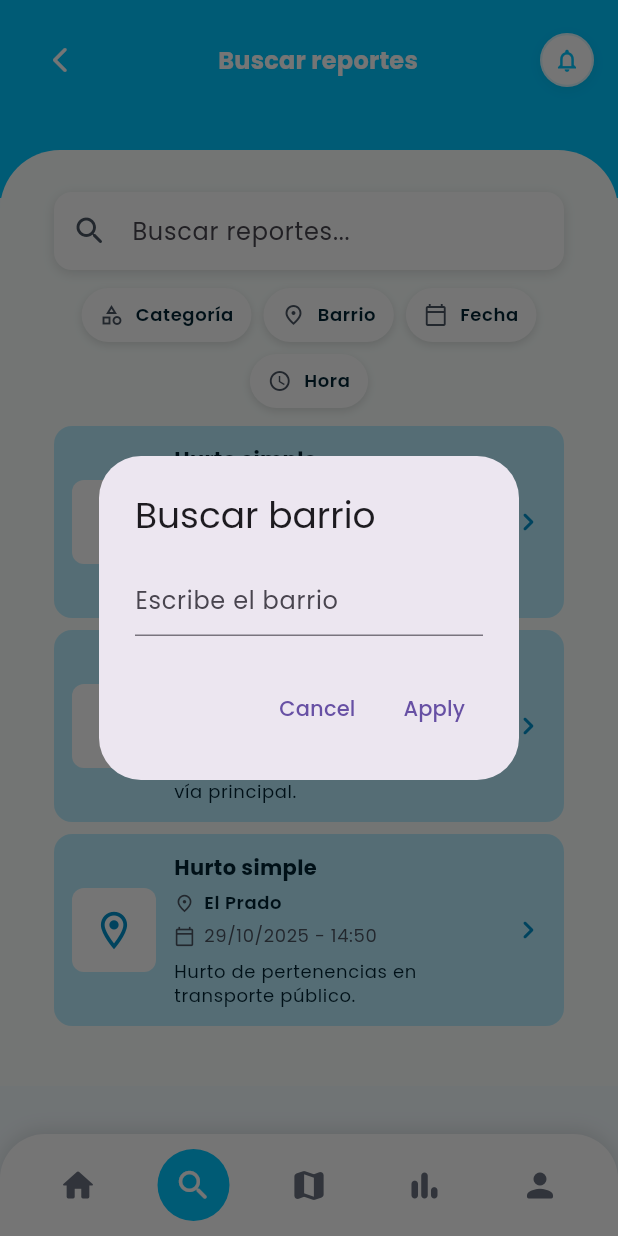
After one commit to JavierS2/safe-map-app, a Flutter app: the ReportSearchScreen screen opened by its route, after a tap on "Barrio", on a phone screen of 412 x 824 dp. The commit adds this screen. Run offline on Flutter 3.47's test engine with Material 3 defaults, Android fonts, the phone set to English and light mode, and no system bars; our stand-ins replace google_fonts.

Commit message:
feat(searchreport): Create report search screen with the widgets

```diff
--- a/lib/config/routes.dart
+++ b/lib/config/routes.dart
@@ -8,6 +8,7 @@ import 'package:safe_map_application/screens/splash/splash.dart';
 import 'package:safe_map_application/screens/welcome/welcome.dart';
 import 'package:safe_map_application/screens/home/home_screen.dart';
 import 'package:safe_map_application/screens/report/create_report_screen.dart';
+import 'package:safe_map_application/screens/report/report_search_screen.dart';
 
 class AppRoutes {
   // Rutas nombradas
@@ -19,6 +20,7 @@ class AppRoutes {
   static const newPassword = '/new-password';
   static const home = '/home';
   static const createReport = '/create-report';
+  static const reportSearch = '/report-search';
 
   static Route<dynamic> generateRoute(RouteSettings settings) {
     switch (settings.name) {
@@ -63,6 +65,11 @@ class AppRoutes {
           builder: (_) => const CreateReportScreen(),
         );
 
+      case reportSearch:
+        return MaterialPageRoute(
+          builder: (_) => const ReportSearchScreen(),
+        );
+
       default:
         return MaterialPageRoute(
           builder: (_) => Scaffold(
--- /dev/null
+++ b/lib/screens/report/report_search_screen.dart
@@ -0,0 +1,309 @@
+import 'package:flutter/material.dart';
+import '../../theme/app_colors.dart';
+import '../../widgets/safe_bottom_nav_bar.dart';
+import '../../config/routes.dart';
+import 'widgets/report_search_bar.dart';
+import 'widgets/report_header.dart';
+import 'widgets/report_result_card.dart';
+import 'widgets/report_filters.dart';
+import 'widgets/report_list.dart';
+
+class ReportSearchScreen extends StatefulWidget {
+  const ReportSearchScreen({super.key});
+
+  @override
+  State<ReportSearchScreen> createState() => _ReportSearchScreenState();
+}
+
+class _ReportSearchScreenState extends State<ReportSearchScreen> {
+  final TextEditingController _searchController = TextEditingController();
+
+  final List<Map<String, String>> _allReports = [
+    {
+      'neighborhood': 'El Líbano',
+      'dateTime': '30/10/2025 - 07:20',
+      'type': 'Hurto simple',
+      'description': 'Arrebato de celular en zona turística cerca al parque.',
+    },
+    {
+      'neighborhood': 'Mamatoco',
+      'dateTime': '29/10/2025 - 20:15',
+      'type': 'Robo violento',
+      'description': 'Intento de robo con arma en la vía principal.',
+    },
+    {
+      'neighborhood': 'El Prado',
+      'dateTime': '29/10/2025 - 14:50',
+      'type': 'Hurto simple',
+      'description': 'Hurto de pertenencias en transporte público.',
+    },
+  ];
+
+  List<Map<String, String>> _filtered = [];
+  String? _selectedCategory;
+  String? _selectedNeighborhood;
+  String? _selectedNeighborhoodFilter;
+  DateTime? _selectedDate;
+  TimeOfDay? _selectedTime;
+  String _normalizedQuery = '';
+
+  String _normalize(String? s) {
+    if (s == null) return '';
+    // trim, collapse multiple spaces and lowercase for stable comparisons
+    var collapsed = s.trim().replaceAll(RegExp(r"\s+"), ' ').toLowerCase();
+
+    // remove common diacritics (Spanish/Latin) so searches ignore accents
+    const Map<String, String> _diacriticsMap = {
+      'á': 'a', 'à': 'a', 'ä': 'a', 'â': 'a', 'ã': 'a', 'å': 'a', 'ā': 'a',
+      'é': 'e', 'è': 'e', 'ë': 'e', 'ê': 'e', 'ē': 'e', 'ė': 'e',
+      'í': 'i', 'ì': 'i', 'ï': 'i', 'î': 'i', 'ī': 'i',
+      'ó': 'o', 'ò': 'o', 'ö': 'o', 'ô': 'o', 'õ': 'o', 'ō': 'o',
+      'ú': 'u', 'ù': 'u', 'ü': 'u', 'û': 'u', 'ū': 'u',
+      'ñ': 'n', 'ç': 'c', 'ý': 'y', 'ÿ': 'y',
+      'œ': 'oe', 'æ': 'ae'
+    };
+
+    _diacriticsMap.forEach((k, v) {
+      collapsed = collapsed.replaceAll(k, v);
+    });
+
+    // remove punctuation and other non-alphanumeric chars to make contains() checks reliable
+    collapsed = collapsed.replaceAll(RegExp(r'[^a-z0-9\s]'), '');
+
+    return collapsed;
+  }
+
+  @override
+  void initState() {
+    super.initState();
+    _filtered = List.from(_allReports);
+  }
+
+  void _onSearchChanged(String q) {
+    _normalizedQuery = _normalize(q);
+    _applyFilters();
+  }
+
+  void _applyFilters() {
+    final query = _normalizedQuery.isNotEmpty ? _normalizedQuery : _normalize(_searchController.text);
+
+    setState(() {
+      _filtered = _allReports.where((r) {
+        // search query across fields
+        if (query.isNotEmpty) {
+          // explicitly check the important fields so description is always included
+          final title = _normalize(r['type']);
+          final neighborhood = _normalize(r['neighborhood']);
+          final dateTime = _normalize(r['dateTime']);
+          final description = _normalize(r['description']);
+
+          final matchesQuery = title.contains(query) ||
+              neighborhood.contains(query) ||
+              dateTime.contains(query) ||
+              description.contains(query);
+
+          if (!matchesQuery) return false;
+        }
+
+        if (_selectedCategory != null && _selectedCategory!.isNotEmpty) {
+          if ((r['type'] ?? '') != _selectedCategory) return false;
+        }
+
+        if (_selectedNeighborhoodFilter != null && _selectedNeighborhoodFilter!.isNotEmpty) {
+          final neigh = _normalize(r['neighborhood']);
+          if (!neigh.contains(_selectedNeighborhoodFilter!)) return false;
+        }
+
+        if (_selectedDate != null) {
+          final parts = (r['dateTime'] ?? '').split(' - ');
+          if (parts.isEmpty) return false;
+          final dateStr = parts[0]; // dd/MM/yyyy
+          final expected = '${_selectedDate!.day.toString().padLeft(2, '0')}/${_selectedDate!.month.toString().padLeft(2, '0')}/${_selectedDate!.year}';
+          if (dateStr != expected) return false;
+        }
+
+        if (_selectedTime != null) {
+          final parts = (r['dateTime'] ?? '').split(' - ');
+          if (parts.length < 2) return false;
+          final timeStr = parts[1]; // HH:mm
+          final expected = '${_selectedTime!.hour.toString().padLeft(2, '0')}:${_selectedTime!.minute.toString().padLeft(2, '0')}';
+          if (timeStr != expected) return false;
+        }
+
+        return true;
+      }).toList();
+    });
+  }
+
+  Future<void> _showCategoryPicker() async {
+    final categories = _allReports.map((e) => e['type'] ?? '').toSet().toList();
+    final picked = await showModalBottomSheet<String?>(
+      context: context,
+      builder: (ctx) {
+        return ListView(
+          children: [
+            ListTile(
+              title: const Text('Clear'),
+              onTap: () => Navigator.of(ctx).pop(''),
+            ),
+            ...categories.map((c) => ListTile(
+                  title: Text(c),
+                  onTap: () => Navigator.of(ctx).pop(c),
+                )),
+          ],
+        );
+      },
+    );
+
+    if (picked != null) {
+      _selectedCategory = picked.isEmpty ? null : picked;
+      _applyFilters();
+    }
+  }
+
+  Future<void> _showNeighborhoodDialog() async {
+    final controller = TextEditingController(text: _selectedNeighborhood);
+    final picked = await showDialog<String?>(
+      context: context,
+      builder: (ctx) {
+        return AlertDialog(
+          title: const Text('Buscar barrio'),
+          content: TextField(
+            controller: controller,
+            decoration: const InputDecoration(hintText: 'Escribe el barrio'),
+          ),
+          actions: [
+            TextButton(onPressed: () => Navigator.of(ctx).pop(null), child: const Text('Cancel')),
+            TextButton(onPressed: () => Navigator.of(ctx).pop(controller.text.trim()), child: const Text('Apply')),
+          ],
+        );
+      },
+    );
+
+    if (picked != null) {
+      if (picked.isEmpty) {
+        _selectedNeighborhood = null;
+        _selectedNeighborhoodFilter = null;
+      } else {
+        _selectedNeighborhood = picked;
+        _selectedNeighborhoodFilter = _normalize(picked);
+      }
+      _applyFilters();
+    }
+  }
+
+  Future<void> _pickDate() async {
+    final now = DateTime.now();
+    final picked = await showDatePicker(
+      context: context,
+      initialDate: _selectedDate ?? now,
+      firstDate: DateTime(now.year - 5),
+      lastDate: DateTime(now.year + 5),
+    );
+    if (picked != null) {
+      _selectedDate = picked;
+      _applyFilters();
+    }
+  }
+
+  Future<void> _pickTime() async {
+    final now = TimeOfDay.now();
+    final picked = await showTimePicker(
+      context: context,
+      initialTime: _selectedTime ?? now,
+    );
+    if (picked != null) {
+      _selectedTime = picked;
+      _applyFilters();
+    }
+  }
+
+  @override
+  void dispose() {
+    _searchController.dispose();
+    super.dispose();
+  }
+
+  @override
+  Widget build(BuildContext context) {
+    return Scaffold(
+      backgroundColor: AppColors.background,
+      bottomNavigationBar: const SafeBottomNavBar(selectedRoute: AppRoutes.reportSearch),
+      body: SafeArea(
+        child: Column(
+          children: [
+            const ReportHeader(title: 'Buscar reportes'),
+
+            // extender azul como en otras pantallas
+            Container(height: 48, color: AppColors.primary),
+
+            Expanded(
+              child: Transform.translate(
+                offset: const Offset(0, -32),
+                child: Container(
+                  decoration: const BoxDecoration(
+                    color: Color(0xFFFAFFFD),
+                    borderRadius: BorderRadius.only(
+                      topLeft: Radius.circular(40),
+                      topRight: Radius.circular(40),
+                    ),
+                  ),
+                  padding: const EdgeInsets.all(20),
+                  child: SingleChildScrollView(
+                    padding: const EdgeInsets.symmetric(horizontal: 16, vertical: 8),
+                    child: Column(
+                      crossAxisAlignment: CrossAxisAlignment.stretch,
+                      children: [
+                        ReportSearchBar(
+                          controller: _searchController,
+                          onChanged: _onSearchChanged,
+                        ),
+
+                        const SizedBox(height: 12),
+
+                        // Filter chips / buttons (centered and responsive)
+                        ReportFilters(
+                          categoryLabel: _selectedCategory ?? 'Categoría',
+                          neighborhoodLabel: _selectedNeighborhood ?? 'Barrio',
+                          dateLabel: _selectedDate != null
+                              ? '${_selectedDate!.day.toString().padLeft(2, '0')}/${_selectedDate!.month.toString().padLeft(2, '0')}/${_selectedDate!.year}'
+                              : 'Fecha',
+                          timeLabel: _selectedTime != null
+                              ? '${_selectedTime!.hour.toString().padLeft(2, '0')}:${_selectedTime!.minute.toString().padLeft(2, '0')}'
+                              : 'Hora',
+                          onCategoryTap: _showCategoryPicker,
+                          onNeighborhoodTap: _showNeighborhoodDialog,
+                          onDateTap: _pickDate,
+                          onTimeTap: _pickTime,
+                        ),
+
+                        const SizedBox(height: 12),
+
+                        if (_filtered.isEmpty)
+                          Center(
+                            child: Text(
+                              'No reports found',
+                              style: Theme.of(context).textTheme.bodyMedium,
+                            ),
+                          )
+                        else
+                          ReportList(
+                            reports: _filtered,
+                            onTap: (r) {
+                              // place for navigation to detail or further action
+                            },
+                          ),
+
+                        const SizedBox(height: 8),
+                      ],
+                    ),
+                  ),
+                ),
+              ),
+            ),
+          ],
+        ),
+      ),
+    );
+  }
+}
--- /dev/null
+++ b/lib/screens/report/widgets/filter_pill.dart
@@ -0,0 +1,48 @@
+import 'package:flutter/material.dart';
+import '../../../theme/app_colors.dart';
+
+class FilterPill extends StatelessWidget {
+  final IconData icon;
+  final String label;
+  final VoidCallback? onTap;
+
+  const FilterPill({required this.icon, required this.label, this.onTap, Key? key}) : super(key: key);
+
+  @override
+  Widget build(BuildContext context) {
+    return ConstrainedBox(
+      constraints: const BoxConstraints(minWidth: 72, maxWidth: 220),
+      child: InkWell(
+        onTap: onTap,
+        borderRadius: BorderRadius.circular(20),
+        child: Container(
+          height: 36,
+          padding: const EdgeInsets.symmetric(horizontal: 12),
+          decoration: BoxDecoration(
+            color: Colors.white,
+            borderRadius: BorderRadius.circular(20),
+            boxShadow: [BoxShadow(color: Colors.black12, blurRadius: 4, offset: Offset(0, 2))],
+          ),
+          child: Row(
+            mainAxisSize: MainAxisSize.min,
+            crossAxisAlignment: CrossAxisAlignment.center,
+            children: [
+              Icon(icon, size: 16, color: AppColors.textSecondary),
+              const SizedBox(width: 8),
+              Flexible(
+                child: Text(
+                  label,
+                  style: Theme.of(context).textTheme.bodySmall?.copyWith(
+                        color: AppColors.textPrimary,
+                        fontWeight: FontWeight.w600,
+                      ),
+                  overflow: TextOverflow.ellipsis,
+                ),
+              ),
+            ],
+          ),
+        ),
+      ),
+    );
+  }
+}
--- /dev/null
+++ b/lib/screens/report/widgets/report_filters.dart
@@ -0,0 +1,41 @@
+import 'package:flutter/material.dart';
+import 'filter_pill.dart';
+
+class ReportFilters extends StatelessWidget {
+  final String categoryLabel;
+  final String neighborhoodLabel;
+  final String dateLabel;
+  final String timeLabel;
+  final VoidCallback? onCategoryTap;
+  final VoidCallback? onNeighborhoodTap;
+  final VoidCallback? onDateTap;
+  final VoidCallback? onTimeTap;
+
+  const ReportFilters({
+    required this.categoryLabel,
+    required this.neighborhoodLabel,
+    required this.dateLabel,
+    required this.timeLabel,
+    this.onCategoryTap,
+    this.onNeighborhoodTap,
+    this.onDateTap,
+    this.onTimeTap,
+    Key? key,
+  }) : super(key: key);
+
+  @override
+  Widget build(BuildContext context) {
+    return Wrap(
+      alignment: WrapAlignment.center,
+      runAlignment: WrapAlignment.center,
+      spacing: 8,
+      runSpacing: 8,
+      children: [
+        FilterPill(icon: Icons.category_outlined, label: categoryLabel, onTap: onCategoryTap),
+        FilterPill(icon: Icons.place_outlined, label: neighborhoodLabel, onTap: onNeighborhoodTap),
+        FilterPill(icon: Icons.calendar_today_outlined, label: dateLabel, onTap: onDateTap),
+        FilterPill(icon: Icons.access_time_outlined, label: timeLabel, onTap: onTimeTap),
+      ],
+    );
+  }
+}
--- a/lib/screens/report/widgets/report_header.dart
+++ b/lib/screens/report/widgets/report_header.dart
@@ -2,7 +2,9 @@ import 'package:flutter/material.dart';
 import '../../../theme/app_colors.dart';
 
 class ReportHeader extends StatelessWidget {
-  const ReportHeader({super.key});
+  final String title;
+
+  const ReportHeader({super.key, this.title = 'Crea Tu Reporte'});
 
   @override
   Widget build(BuildContext context) {
@@ -24,7 +26,7 @@ class ReportHeader extends StatelessWidget {
           ),
           const Spacer(),
           Text(
-            'Crea Tu Reporte',
+            title,
             style: Theme.of(context).textTheme.titleMedium?.copyWith(
                   color: Colors.white,
                   fontWeight: FontWeight.bold,
--- /dev/null
+++ b/lib/screens/report/widgets/report_list.dart
@@ -0,0 +1,27 @@
+import 'package:flutter/material.dart';
+import 'report_result_card.dart';
+
+class ReportList extends StatelessWidget {
+  final List<Map<String, String>> reports;
+  final void Function(Map<String, String>)? onTap;
+
+  const ReportList({required this.reports, this.onTap, Key? key}) : super(key: key);
+
+  @override
+  Widget build(BuildContext context) {
+    return Column(
+      children: reports.map((r) {
+        return Padding(
+          padding: const EdgeInsets.only(bottom: 8),
+          child: ReportResultCard(
+            title: r['type'] ?? '',
+            neighborhood: r['neighborhood'] ?? '',
+            dateTime: r['dateTime'] ?? '',
+            description: r['description'] ?? 'Arrebato de celular en zona turística.',
+            onTap: () => onTap?.call(r),
+          ),
+        );
+      }).toList(),
+    );
+  }
+}
--- /dev/null
+++ b/lib/screens/report/widgets/report_result_card.dart
@@ -0,0 +1,116 @@
+import 'package:flutter/material.dart';
+import '../../../theme/app_colors.dart';
+
+class ReportResultCard extends StatelessWidget {
+  final String title;
+  final String neighborhood;
+  final String dateTime;
+  final String description;
+  final VoidCallback? onTap;
+
+  const ReportResultCard({
+    super.key,
+    required this.title,
+    required this.neighborhood,
+    required this.dateTime,
+    required this.description,
+    this.onTap,
+  });
+
+  @override
+  Widget build(BuildContext context) {
+    return InkWell(
+      onTap: onTap,
+      borderRadius: BorderRadius.circular(12),
+      child: Container(
+        padding: const EdgeInsets.all(12),
+        decoration: BoxDecoration(
+          color: AppColors.softBlue,
+          borderRadius: BorderRadius.circular(12),
+        ),
+        child: Row(
+          crossAxisAlignment: CrossAxisAlignment.center,
+          children: [
+            // left image / marker
+            Container(
+              width: 56,
+              height: 56,
+              decoration: BoxDecoration(
+                color: Colors.white,
+                borderRadius: BorderRadius.circular(8),
+              ),
+              child: const Icon(Icons.location_on_outlined, color: AppColors.primaryDark, size: 30),
+            ),
+            const SizedBox(width: 12),
+            // main info
+            Expanded(
+              child: Column(
+                crossAxisAlignment: CrossAxisAlignment.start,
+                children: [
+                  Row(
+                    children: [
+                      Expanded(
+                        child: Text(
+                          title,
+                          style: Theme.of(context).textTheme.bodyMedium?.copyWith(
+                                color: AppColors.textPrimary,
+                                fontWeight: FontWeight.bold,
+                              ),
+                        ),
+                      ),
+                      const SizedBox(width: 8),
+                    ],
+                  ),
+                  const SizedBox(height: 6),
+                  Row(
+                    children: [
+                      const Icon(Icons.place_outlined, size: 14, color: AppColors.textSecondary),
+                      const SizedBox(width: 6),
+                      Expanded(
+                        child: Text(
+                          neighborhood,
+                          style: Theme.of(context).textTheme.bodySmall?.copyWith(
+                                color: AppColors.textPrimary,
+                                fontWeight: FontWeight.w600,
+                              ),
+                          overflow: TextOverflow.ellipsis,
+                        ),
+                      ),
+                    ],
+                  ),
+                  const SizedBox(height: 6),
+                  Row(
+                    children: [
+                      const Icon(Icons.calendar_today_outlined, size: 14, color: AppColors.textSecondary),
+                      const SizedBox(width: 6),
+                      Text(
+                        dateTime,
+                        style: Theme.of(context).textTheme.bodySmall?.copyWith(
+                              color: AppColors.textSecondary,
+                            ),
+                      ),
+                    ],
+                  ),
+                  const SizedBox(height: 8),
+                  Text(
+                    description,
+                    style: Theme.of(context).textTheme.bodySmall?.copyWith(
+                          color: AppColors.textPrimary,
+                        ),
+                    maxLines: 2,
+                    overflow: TextOverflow.ellipsis,
+                  ),
+                ],
+              ),
+            ),
+            const SizedBox(width: 8),
+            // chevron placed to the right and vertically centered
+            Center(
+              child: Icon(Icons.chevron_right_rounded, color: AppColors.primaryDark),
+            ),
+          ],
+        ),
+      ),
+    );
+  }
+}
--- /dev/null
+++ b/lib/screens/report/widgets/report_search_bar.dart
@@ -0,0 +1,32 @@
+import 'package:flutter/material.dart';
+import '../../../theme/app_colors.dart';
+
+class ReportSearchBar extends StatelessWidget {
+  final TextEditingController? controller;
+  final ValueChanged<String>? onChanged;
+
+  const ReportSearchBar({super.key, this.controller, this.onChanged});
+
+  @override
+  Widget build(BuildContext context) {
+    return Container(
+      decoration: BoxDecoration(
+        color: Colors.white,
+        borderRadius: BorderRadius.circular(12),
+        boxShadow: [
+          BoxShadow(color: Colors.black12, blurRadius: 6, offset: Offset(0, 2)),
+        ],
+      ),
+      child: TextField(
+        controller: controller,
+        onChanged: onChanged,
+        decoration: InputDecoration(
+          hintText: 'Buscar reportes...',
+          prefixIcon: Icon(Icons.search_rounded, color: AppColors.textSecondary),
+          border: InputBorder.none,
+          contentPadding: const EdgeInsets.symmetric(vertical: 14),
+        ),
+      ),
+    );
+  }
+}
--- a/lib/widgets/safe_bottom_nav_bar.dart
+++ b/lib/widgets/safe_bottom_nav_bar.dart
@@ -11,6 +11,7 @@ class SafeBottomNavBar extends StatelessWidget {
   Widget build(BuildContext context) {
     final String? currentRoute = selectedRoute ?? ModalRoute.of(context)?.settings.name;
     final bool isHomeRoute = currentRoute == AppRoutes.home;
+    final bool isSearchRoute = currentRoute == AppRoutes.reportSearch;
 
     return Container(
       height: 68,
@@ -38,7 +39,13 @@ class SafeBottomNavBar extends StatelessWidget {
               if (!isHomeRoute) Navigator.pushReplacementNamed(context, AppRoutes.home);
             },
           ),
-          const _NavItem(icon: Icons.search_rounded),
+          _NavItem(
+            icon: Icons.search_rounded,
+            isSelected: isSearchRoute,
+            onTap: () {
+              if (!isSearchRoute) Navigator.pushNamed(context, AppRoutes.reportSearch);
+            },
+          ),
           const _NavItem(icon: Icons.map_rounded),
           const _NavItem(icon: Icons.bar_chart_rounded),
           const _NavItem(icon: Icons.person_rounded),
```
